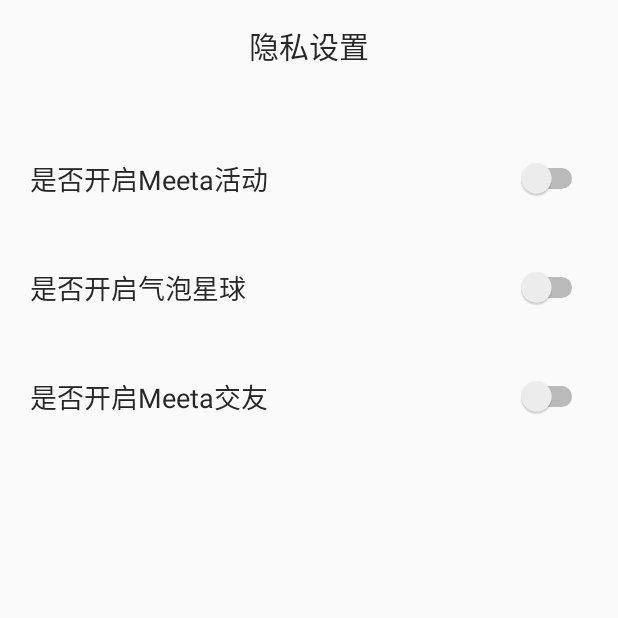
After one commit to Zouyq-GitHub/Anrdoid_zi_ru_user, an Android app: the CommunityActivitySetting screen opened directly, with no data from a screen before it, on a phone screen of 412 x 824 dp, the top half of it. The commit adds this screen. Run offline under Robolectric (Android 15) with nearby library versions, the phone set to English and light mode, and no system bars.

Commit message:
push 8.30 05  隐私设置静态页面实现

```diff
--- a/app/src/main/AndroidManifest.xml
+++ b/app/src/main/AndroidManifest.xml
@@ -11,17 +11,15 @@
         android:supportsRtl="true"
         android:theme="@style/Theme.AppCompat.Light.NoActionBar">
         <activity
-            android:name=".AccountInformationManagement"
+            android:name=".CommunityActivitySetting"
             android:exported="true" >
-            <intent-filter>
-                <action android:name="android.intent.action.MAIN" />
-
-                <category android:name="android.intent.category.LAUNCHER" />
-            </intent-filter>
         </activity>
         <activity
+            android:name=".AccountInformationManagement"
+            android:exported="true"></activity>
+        <activity
             android:name=".UserData"
-            android:exported="true"></activity>
+            android:exported="true" />
         <activity
             android:name=".aBoutUs"
             android:exported="true" />
@@ -33,8 +31,7 @@
             android:exported="true" />
         <activity
             android:name=".UserSetting"
-            android:exported="true">
-        </activity>
+            android:exported="true"></activity>
         <activity
             android:name=".imgimgimgimg"
             android:exported="true" />
@@ -43,7 +40,13 @@
             android:exported="true" />
         <activity
             android:name=".NotLoginUser"
-            android:exported="true"></activity>
+            android:exported="true">
+            <intent-filter>
+                <action android:name="android.intent.action.MAIN" />
+
+                <category android:name="android.intent.category.LAUNCHER" />
+            </intent-filter>
+        </activity>
         <activity
             android:name=".ZiRuLogin"
             android:exported="true" />
--- /dev/null
+++ b/app/src/main/java/com/example/myfirstapp/CommunityActivitySetting.java
@@ -0,0 +1,14 @@
+package com.example.myfirstapp;
+
+import androidx.appcompat.app.AppCompatActivity;
+
+import android.os.Bundle;
+
+public class CommunityActivitySetting extends AppCompatActivity {
+
+    @Override
+    protected void onCreate(Bundle savedInstanceState) {
+        super.onCreate(savedInstanceState);
+        setContentView(R.layout.activity_community_setting);
+    }
+}
--- a/app/src/main/java/com/example/myfirstapp/UserSetting.java
+++ b/app/src/main/java/com/example/myfirstapp/UserSetting.java
@@ -145,8 +145,10 @@
                 if (!loginState()) {
                     goToUserHome();
                 } else {
-                    //实现具体逻辑
-                    Log.e("实现社区活动逻辑", "ture");
+                    //通用页面跳转设置
+                    Intent intent = new Intent(UserSetting.this, AccountInformationManagement.class);
+                    //跳转
+                    startActivity(intent);
                 }
             }
         });
@@ -168,7 +170,7 @@
     }
 
     //关于我们
-    private void aboutUs(){
+    private void aboutUs() {
         //点击事件
         RelativeLayout relativeLayout = findViewById(R.id.g_y_w_m);
         relativeLayout.setOnClickListener(new View.OnClickListener() {
--- /dev/null
+++ b/app/src/main/res/layout/activity_community_setting.xml
@@ -0,0 +1,109 @@
+<?xml version="1.0" encoding="utf-8"?>
+<LinearLayout xmlns:android="http://schemas.android.com/apk/res/android"
+    xmlns:app="http://schemas.android.com/apk/res-auto"
+    xmlns:tools="http://schemas.android.com/tools"
+    android:layout_width="match_parent"
+    android:layout_height="match_parent"
+    android:layout_marginLeft="20dp"
+    android:layout_marginRight="20dp"
+    android:orientation="vertical"
+    android:paddingTop="15dp"
+    tools:context=".CommunityActivitySetting">
+
+    <LinearLayout
+        android:layout_width="match_parent"
+        android:layout_height="wrap_content"
+        android:layout_gravity="center"
+        android:layout_marginBottom="60dp">
+
+        <TextView
+            android:layout_width="match_parent"
+            android:layout_height="wrap_content"
+            android:gravity="center"
+            android:text="@string/y_s_s_z"
+            android:textColor="#272727"
+            android:textSize="20sp" />
+    </LinearLayout>
+
+    <!--3位活动 1-->
+    <LinearLayout
+        android:layout_width="match_parent"
+        android:layout_height="wrap_content"
+        android:layout_marginBottom="45dp"
+        android:orientation="vertical">
+
+        <RelativeLayout
+            android:layout_width="match_parent"
+            android:layout_height="wrap_content">
+
+            <Switch
+                android:layout_width="wrap_content"
+                android:layout_height="wrap_content"
+                android:layout_alignParentEnd="true" />
+
+            <TextView
+                android:id="@+id/y_s_s_z"
+                android:layout_width="wrap_content"
+                android:layout_height="wrap_content"
+                android:layout_alignParentStart="true"
+                android:text="@string/Meeta_Activity"
+                android:textColor="#272727"
+                android:textSize="18sp" />
+        </RelativeLayout>
+    </LinearLayout>
+
+    <!--2-->
+    <LinearLayout
+        android:layout_width="match_parent"
+        android:layout_height="wrap_content"
+        android:layout_marginBottom="45dp"
+        android:orientation="vertical">
+
+        <RelativeLayout
+            android:layout_width="match_parent"
+            android:layout_height="wrap_content">
+
+            <Switch
+                android:layout_width="wrap_content"
+                android:layout_height="wrap_content"
+                android:layout_alignParentEnd="true" />
+
+            <TextView
+                android:id="@+id/x_t_q_x"
+                android:layout_width="wrap_content"
+                android:layout_height="wrap_content"
+                android:layout_alignParentStart="true"
+                android:text="@string/q_p_x_q"
+                android:textColor="#272727"
+                android:textSize="18sp" />
+
+        </RelativeLayout>
+    </LinearLayout>
+
+    <!--3-->
+    <LinearLayout
+        android:layout_width="match_parent"
+        android:layout_height="wrap_content"
+        android:layout_marginBottom="15dp"
+        android:orientation="vertical">
+
+        <RelativeLayout
+            android:layout_width="match_parent"
+            android:layout_height="wrap_content">
+
+            <Switch
+                android:layout_width="wrap_content"
+                android:layout_height="wrap_content"
+                android:layout_alignParentEnd="true" />
+
+            <TextView
+                android:id="@+id/q_c_h_c"
+                android:layout_width="wrap_content"
+                android:layout_height="wrap_content"
+                android:layout_alignParentStart="true"
+                android:text="@string/Meeta_Friend"
+                android:textColor="#272727"
+                android:textSize="18sp" />
+        </RelativeLayout>
+    </LinearLayout>
+</LinearLayout>
--- a/app/src/main/res/values/strings.xml
+++ b/app/src/main/res/values/strings.xml
@@ -35,4 +35,7 @@
     <string name="q_x_g">去修改</string>
     <string name="z_x_z_h">注销账号</string>
     <string name="z_h_z_x_w_f_h_f">账号将永久注销，无法恢复</string>
+    <string name="Meeta_Activity">是否开启Meeta活动</string>
+    <string name="q_p_x_q">是否开启气泡星球</string>
+    <string name="Meeta_Friend">是否开启Meeta交友</string>
 </resources>
```
